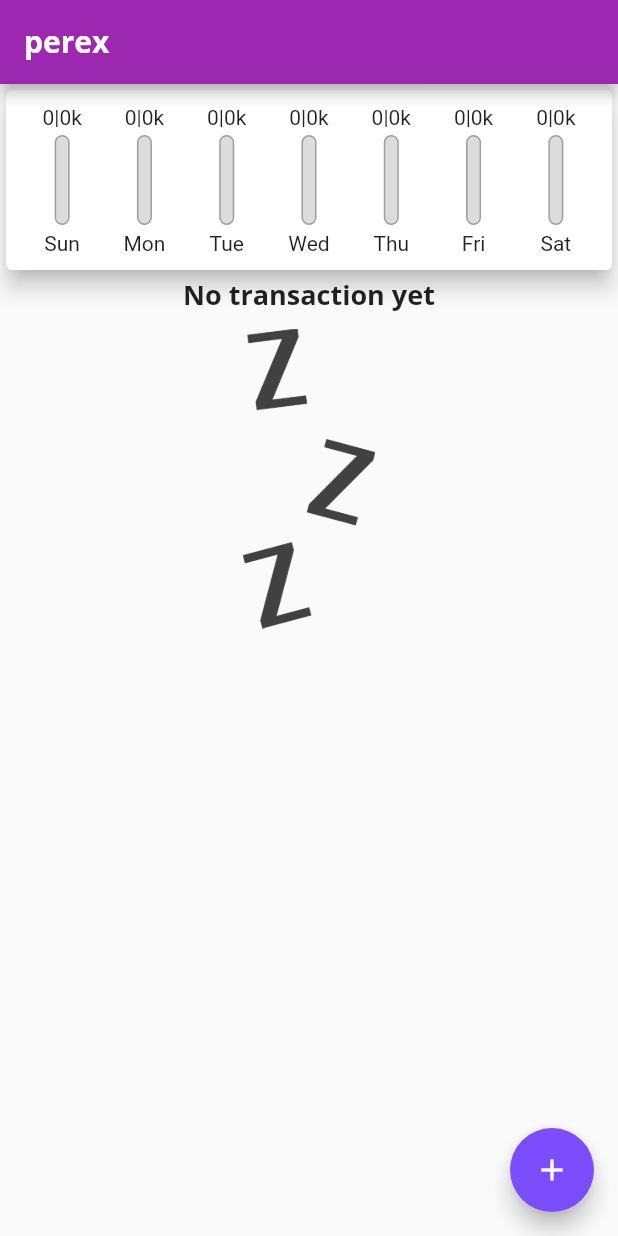
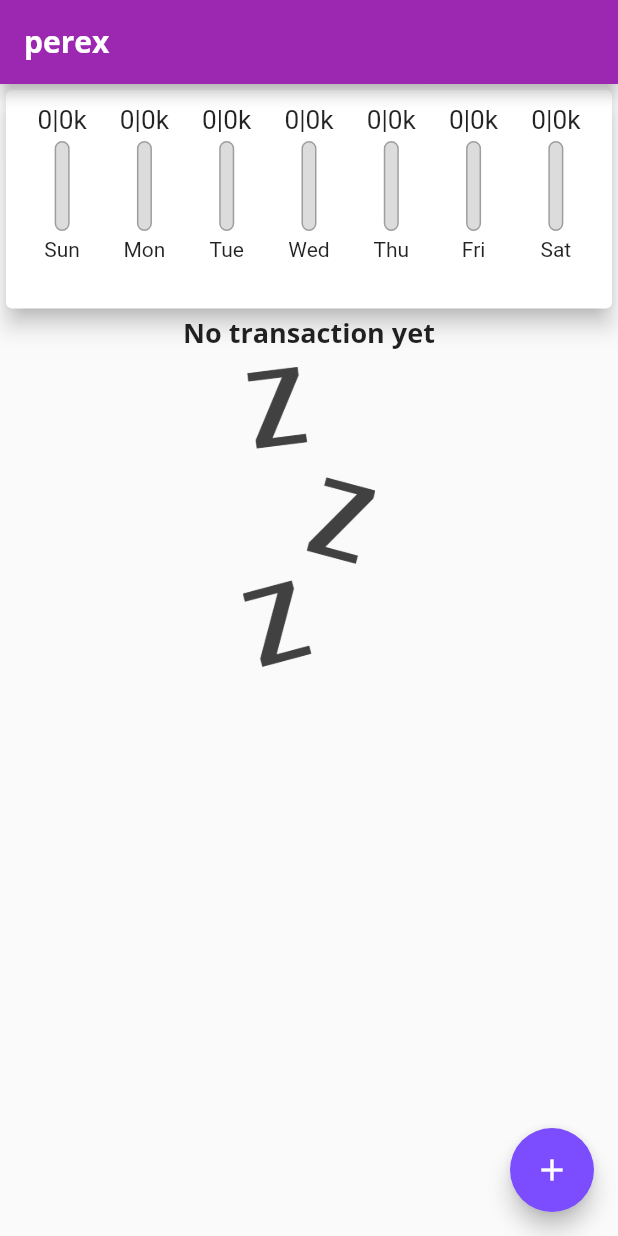
Before and after one commit to lnhow/udemy-flutter, a Flutter app: the screen it shows after launch, on a phone screen of 412 x 824 dp. Run offline on Flutter 3.47's test engine with Material 2 defaults, Android fonts, the phone set to English and light mode, and no system bars.

Commit message:
main: 121

```diff
--- a/perex/lib/main.dart
+++ b/perex/lib/main.dart
@@ -18,7 +18,7 @@ class MyApp extends StatelessWidget {
           errorColor: Colors.red,
           colorScheme: ColorScheme.fromSwatch(
             primarySwatch: Colors.purple,
-          accentColor:  Colors.deepPurpleAccent,
+            accentColor: Colors.deepPurpleAccent,
           ),
           fontFamily: 'Quicksand',
           appBarTheme: const AppBarTheme(
@@ -26,16 +26,14 @@ class MyApp extends StatelessWidget {
             fontFamily: 'OpenSans',
             fontSize: 20,
             fontWeight: FontWeight.bold,
-            )
-        ),
+          )),
           textTheme: ThemeData.light().textTheme.copyWith(
                 headline6: const TextStyle(
                   fontFamily: 'OpenSans',
                   fontSize: 18,
                   fontWeight: FontWeight.bold,
                 ),
-        )
-      ),
+              )),
       home: const MyHomePage(),
     );
   }
@@ -48,12 +46,13 @@ class MyHomePage extends StatelessWidget {
 
   @override
   Widget build(BuildContext context) {
+    final appBar = AppBar(
+      title: const Text('perex'),
+    );
     return Scaffold(
-      appBar: AppBar(
-        title: const Text('perex'),
-      ),
-      body: const TransactionPage()
-      // floatingActionButton: ,
-    );
+        appBar: appBar,
+        body: TransactionPage(
+            height: MediaQuery.of(context).size.height -
+                appBar.preferredSize.height - MediaQuery.of(context).padding.top));
   }
 }
--- a/perex/lib/widgets/chartbar.dart
+++ b/perex/lib/widgets/chartbar.dart
@@ -15,10 +15,13 @@ class Chartbar extends StatelessWidget {
   Widget build(BuildContext context) {
     return Column(
       children: [
-        FittedBox(
-            fit: BoxFit.contain,
-            child: Text(
-                '${value.toStringAsFixed(0)}|${valueTotal.toStringAsFixed(0)}k')),
+        SizedBox(
+          height: 20,
+          child: FittedBox(
+              fit: BoxFit.contain,
+              child: Text(
+                  '${value.toStringAsFixed(0)}|${valueTotal.toStringAsFixed(0)}k')),
+        ),
         Container(
           margin: const EdgeInsets.symmetric(vertical: 4),
           height: 60,
--- a/perex/lib/widgets/transaction_list.dart
+++ b/perex/lib/widgets/transaction_list.dart
@@ -6,19 +6,19 @@ import 'package:perex/model/transaction.dart';
 class TransactionListWidget extends StatelessWidget {
   final List<Transaction> transactions;
   final Function(String) onDelete;
-  const TransactionListWidget({required this.transactions, required this.onDelete, super.key});
+  const TransactionListWidget(
+      {required this.transactions, required this.onDelete, super.key});
 
   @override
   Widget build(BuildContext context) {
-    return SizedBox(
-        height: 550,
-        child: transactions.isEmpty
-            ? const EmptyListWidget()
-            : ListView.builder(
-                itemBuilder: (ctx, index) {
-                  return TransactionWidget(tx: transactions[index], onDelete: onDelete);
-                },
-                itemCount: transactions.length,
-              ));
+    return transactions.isEmpty
+        ? const EmptyListWidget()
+        : ListView.builder(
+            itemBuilder: (ctx, index) {
+              return TransactionWidget(
+                  tx: transactions[index], onDelete: onDelete);
+            },
+            itemCount: transactions.length,
+          );
   }
 }
--- a/perex/lib/widgets/transaction_page.dart
+++ b/perex/lib/widgets/transaction_page.dart
@@ -6,7 +6,9 @@ import 'package:perex/widgets/chart.dart';
 import 'package:perex/model/transaction.dart';
 
 class TransactionPage extends StatefulWidget {
-  const TransactionPage({super.key});
+  final double height;
+
+  const TransactionPage({super.key, required this.height});
 
   @override
   State<TransactionPage> createState() => _TransactionPageState();
@@ -55,16 +57,22 @@ class _TransactionPageState extends State<TransactionPage> {
     return Scaffold(
       body: Column(
         children: [
-          Chart(
-            transactions: _recentTransactions,
+          SizedBox(
+            height: widget.height * 0.2,
+            child: Chart(
+              transactions: _recentTransactions,
+            ),
+          ),
+          SizedBox(
+            height: widget.height * 0.8,
+            child: TransactionListWidget(
+              transactions: _transactions,
+              onDelete: _deleteTransaction,
+            ),
           ),
           // TransactionInput(
           //   onSubmit: _addTransaction,
           // ),
-          TransactionListWidget(
-            transactions: _transactions,
-            onDelete: _deleteTransaction,
-          ),
         ],
       ),
       floatingActionButton: FloatingActionButton(
```
Lines whose indentation alone changed are shown as unchanged.
